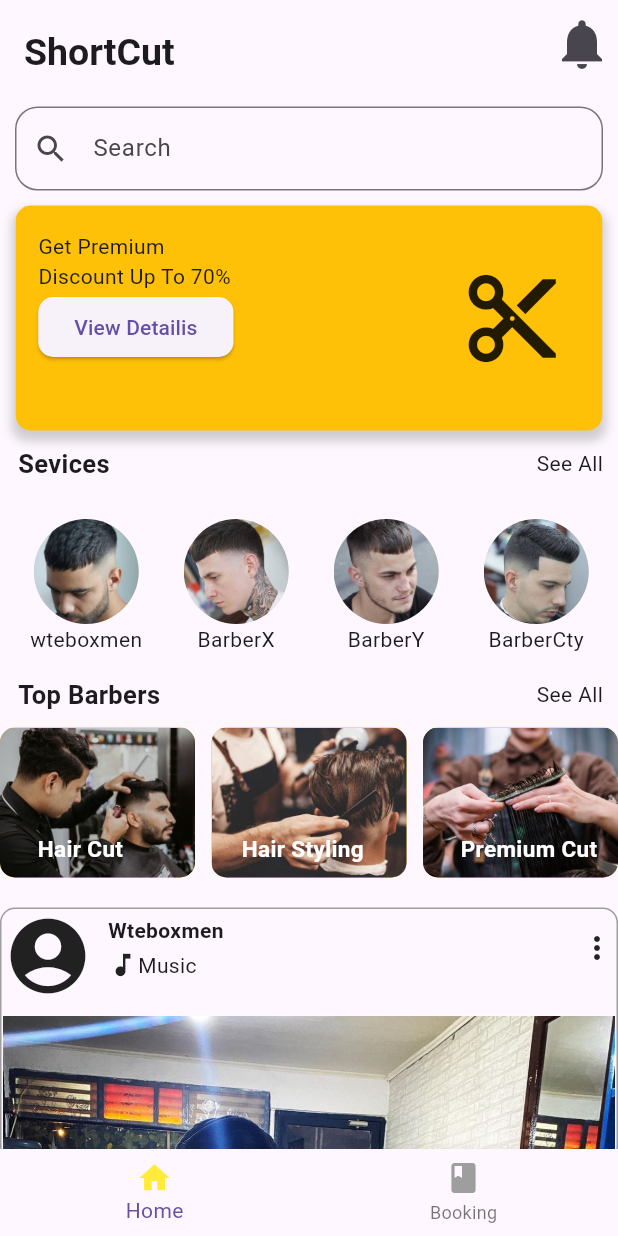
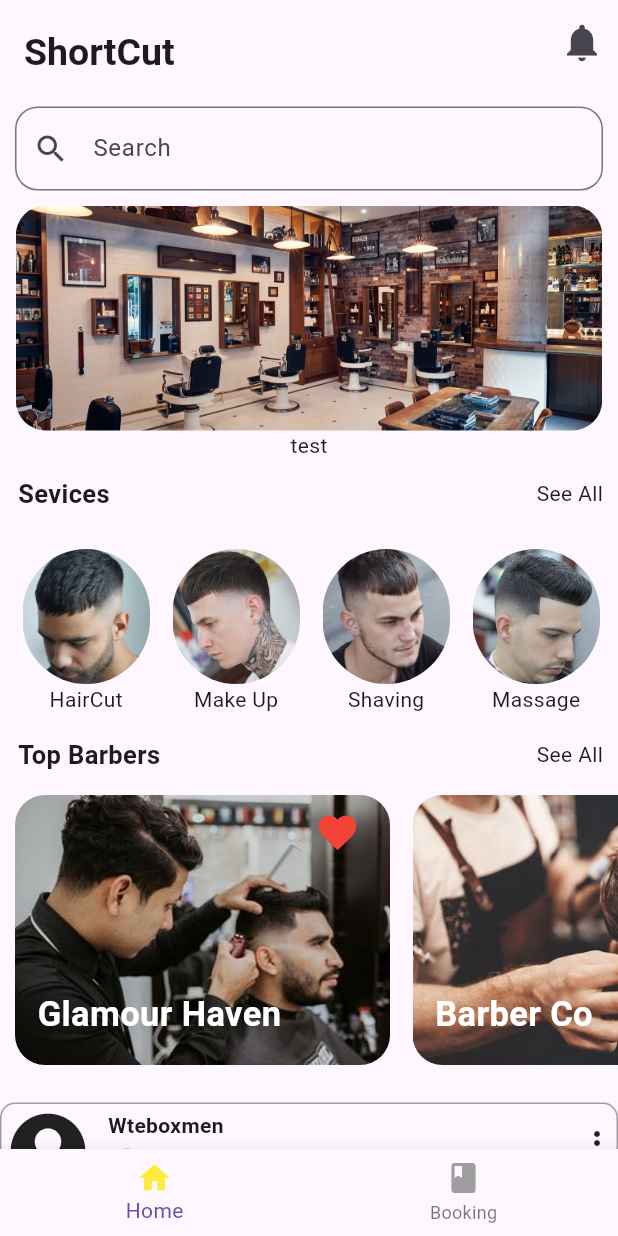
Before and after one commit to Gustrio1/ShortCut, a Flutter app: the screen it shows after launch, on a phone screen of 412 x 824 dp. Run offline on Flutter 3.47's test engine with Material 3 defaults, Android fonts, the phone set to English and light mode, and no system bars; our stand-ins replace full_screen_image.

Commit message:
widget update

```diff
--- a/lib/widget/home.dart
+++ b/lib/widget/home.dart
@@ -3,23 +3,26 @@ import 'dart:ui';
 import 'package:flutter/cupertino.dart';
 import 'package:flutter/material.dart';
 import 'package:flutter/widgets.dart';
-import 'package:full_screen_image/full_screen_image.dart';
+import './widget-dashboard/notif.dart';
 import '../model//ImgStory.dart';
+//simport 'package:image/image.dart';
 import 'package:image/image.dart' as img;
 
 class Home extends StatefulWidget {
   @override
   _HomeState createState() => _HomeState();
+
+
 }
 
 class _HomeState extends State<Home> {
   @override
-  void initState() {
-    super.initState();
-  }
+
+
 
   @override
   Widget build(BuildContext context) {
+
     return Scaffold(
       appBar: AppBar(
         title: Column(
@@ -33,13 +36,14 @@ class _HomeState extends State<Home> {
             ),
           ],
         ),
-        actions: <Widget>[
-          Padding(
-              padding: EdgeInsets.fromLTRB(0, 2, 4, 0),
-              child: Icon(
-                Icons.notifications,
-                size: 40.0,
-              ))
+        actions: [
+          IconButton(onPressed: (){
+            setState(() {
+              Navigator.push(
+                context, MaterialPageRoute(builder: (context) => Notif())
+              );
+            });
+          }, icon: Icon(Icons.notifications, size: 30,))
         ],
       ),
       body: new SingleChildScrollView(
@@ -63,55 +67,15 @@ class _HomeState extends State<Home> {
             Container(
               width: 391,
               height: 150,
-              decoration: BoxDecoration(boxShadow: [
-                BoxShadow(
-                  color: Colors.grey.withOpacity(0.5), // warna shadow
-                  spreadRadius: 2, // radius penyebaran
-                  blurRadius: 5, // radius blur
-                  offset: Offset(0, 5), // offset shadow
-                )
-              ], color: Colors.amber, borderRadius: BorderRadius.circular(10)),
-              child: Row(
-                mainAxisAlignment: MainAxisAlignment.spaceBetween,
-                children: <Widget>[
-                  Column(
-                    crossAxisAlignment: CrossAxisAlignment.start,
-                    children: <Widget>[
-                      Padding(
-                        padding: EdgeInsets.fromLTRB(15, 17, 0, 0),
-                        child: Text("Get Premium"),
+                decoration: BoxDecoration(
+                    borderRadius: BorderRadius.circular(20),
+                    image: DecorationImage(
+                        image: AssetImage(
+                            'assets/images/barber1.jpg'),
+                        fit: BoxFit.cover))
+
             ),
-                      Padding(
-                        padding: EdgeInsets.fromLTRB(15, 0, 0, 0),
-                        child: Text("Discount Up To 70%"),
-                      ),
-                      Padding(
-                        padding: EdgeInsets.fromLTRB(15, 0, 0, 0),
-                        child: ElevatedButton(
-                          onPressed: () {
-                            print("object");
-                          },
-                          style: ButtonStyle(
-                              shape: MaterialStateProperty.all<
-                                      RoundedRectangleBorder>(
-                                  RoundedRectangleBorder(
-                                      borderRadius:
-                                          BorderRadius.circular(10)))),
-                          child: Text(
-                              'View Detailis'), // Add a child Text widget with the label text
-                        ),
-                      )
-                    ],
-                  ),
-                  Padding(
-                      padding: EdgeInsets.fromLTRB(0, 0, 25, 0),
-                      child: Icon(
-                        Icons.cut_outlined,
-                        size: 70,
-                      ))
-                ],
-              ),
-            ),
+            Positioned(child: Text("test")),
             SizedBox(
               height: 10,
             ),
@@ -162,8 +126,8 @@ class _HomeState extends State<Home> {
                           child: Column(
                             children: <Widget>[
                               Container(
-                                width: 70,
-                                height: 70,
+                                width: 90,
+                                height: 90,
                                 margin: EdgeInsets.fromLTRB(15, 0, 0, 0),
                                 decoration: BoxDecoration(
                                     borderRadius: BorderRadius.circular(70),
@@ -175,7 +139,7 @@ class _HomeState extends State<Home> {
                               Padding(
                                   padding: EdgeInsets.fromLTRB(15, 0, 0, 0),
                                   child: Text(
-                                    "wteboxmen",
+                                    "HairCut",
                                     textAlign: TextAlign.center,
                                   ))
                             ],
@@ -187,8 +151,8 @@ class _HomeState extends State<Home> {
                     child: Column(
                       children: <Widget>[
                         Container(
-                          width: 70,
-                          height: 70,
+                          width: 90,
+                          height: 90,
                           margin: EdgeInsets.fromLTRB(15, 0, 0, 0),
                           decoration: BoxDecoration(
                               borderRadius: BorderRadius.circular(70),
@@ -199,7 +163,7 @@ class _HomeState extends State<Home> {
                         Padding(
                             padding: EdgeInsets.fromLTRB(15, 0, 0, 0),
                             child: Text(
-                              "BarberX",
+                              "Make Up",
                               textAlign: TextAlign.center,
                             ))
                       ],
@@ -210,8 +174,8 @@ class _HomeState extends State<Home> {
                     child: Column(
                       children: <Widget>[
                         Container(
-                          width: 70,
-                          height: 70,
+                          width: 90,
+                          height: 90,
                           margin: EdgeInsets.fromLTRB(15, 0, 0, 0),
                           decoration: BoxDecoration(
                               borderRadius: BorderRadius.circular(70),
@@ -222,7 +186,7 @@ class _HomeState extends State<Home> {
                         Padding(
                             padding: EdgeInsets.fromLTRB(15, 0, 0, 0),
                             child: Text(
-                              "BarberY",
+                              "Shaving",
                               textAlign: TextAlign.center,
                             ))
                       ],
@@ -233,8 +197,8 @@ class _HomeState extends State<Home> {
                     child: Column(
                       children: <Widget>[
                         Container(
-                          width: 70,
-                          height: 70,
+                          width: 90,
+                          height: 90,
                           margin: EdgeInsets.fromLTRB(15, 0, 0, 0),
                           decoration: BoxDecoration(
                               borderRadius: BorderRadius.circular(70),
@@ -245,7 +209,7 @@ class _HomeState extends State<Home> {
                         Padding(
                             padding: EdgeInsets.fromLTRB(15, 0, 0, 0),
                             child: Text(
-                              "BarberCty",
+                              "Massage",
                               textAlign: TextAlign.center,
                             ))
                       ],
@@ -256,8 +220,8 @@ class _HomeState extends State<Home> {
                     child: Column(
                       children: <Widget>[
                         Container(
-                          width: 70,
-                          height: 70,
+                          width: 90,
+                          height: 90,
                           margin: EdgeInsets.fromLTRB(15, 0, 0, 0),
                           decoration: BoxDecoration(
                               borderRadius: BorderRadius.circular(70),
@@ -274,52 +238,7 @@ class _HomeState extends State<Home> {
                       ],
                     ),
                   ),
-                  Container(
-                    width: 100,
-                    child: Column(
-                      children: <Widget>[
-                        Container(
-                          width: 70,
-                          height: 70,
-                          margin: EdgeInsets.fromLTRB(15, 0, 0, 0),
-                          decoration: BoxDecoration(
-                              borderRadius: BorderRadius.circular(70),
-                              image: DecorationImage(
-                                  image: AssetImage('assets/images/row6.jpg'),
-                                  fit: BoxFit.cover)),
-                        ),
-                        Padding(
-                            padding: EdgeInsets.fromLTRB(15, 0, 0, 0),
-                            child: Text(
-                              "BarberPic",
-                              textAlign: TextAlign.center,
-                            ))
-                      ],
-                    ),
-                  ),
-                  Container(
-                    width: 100,
-                    child: Column(
-                      children: <Widget>[
-                        Container(
-                          width: 70,
-                          height: 70,
-                          margin: EdgeInsets.fromLTRB(15, 0, 0, 0),
-                          decoration: BoxDecoration(
-                              borderRadius: BorderRadius.circular(70),
-                              image: DecorationImage(
-                                  image: AssetImage('assets/images/row7.jpg'),
-                                  fit: BoxFit.cover)),
-                        ),
-                        Padding(
-                            padding: EdgeInsets.fromLTRB(15, 0, 0, 0),
-                            child: Text(
-                              "BarberAs",
-                              textAlign: TextAlign.center,
-                            ))
-                      ],
-                    ),
-                  ),
+
                 ],
               ),
             ),
@@ -348,41 +267,50 @@ class _HomeState extends State<Home> {
             SizedBox(
               height: 5,
             ),
-            Row(
+            SingleChildScrollView(
+              scrollDirection: Axis.horizontal,
+              child:  Row(
                 mainAxisAlignment: MainAxisAlignment.spaceBetween,
                 children: <Widget>[
                   Padding(
-                  padding: EdgeInsets.all(0),
+                    padding: EdgeInsets.all(10),
                     child: Container(
-                    width: 130,
-                    height: 100,
+                      width: 250,
+                      height: 180,
                       decoration: BoxDecoration(
-                      color: Colors.amber,
                         borderRadius: BorderRadius.circular(10),
                       ),
                       child: Stack(
                         children: <Widget>[
                           Container(
                             decoration: BoxDecoration(
-                              borderRadius: BorderRadius.circular(10),
+                                borderRadius: BorderRadius.circular(20),
                                 image: DecorationImage(
                                     image: AssetImage('assets/images/bg1.jpg'),
                                     fit: BoxFit.cover)),
                           ),
                           Positioned(
-                          top: 70,
-                          left: 25,
+                            top: 130,
+                            left: 15,
                             child: Container(
                               padding: EdgeInsets.all(0),
                               child: Text(
-                              "Hair Cut",
+                                "Glamour Haven",
                                 style: TextStyle(
                                     color: Colors.white,
-                                  fontSize: 15,
+                                    fontSize: 23,
                                     fontWeight: FontWeight.bold),
                               ),
                             ),
-                        )
+                          ),
+                          Positioned(
+                            top: 10,
+                            left: 200,
+                            child: Container(
+                              padding: EdgeInsets.all(0),
+                              child: Icon(Icons.favorite, color: Colors.red, size: 30,)
+                            ),
+                          ),
                         ],
                       ),
                     ),
@@ -390,33 +318,40 @@ class _HomeState extends State<Home> {
                   Padding(
                     padding: EdgeInsets.all(5),
                     child: Container(
-                    width: 130,
-                    height: 100,
+                      width: 250,
+                      height: 180,
                       decoration: BoxDecoration(
-                      color: Colors.amber,
                         borderRadius: BorderRadius.circular(10),
                       ),
                       child: Stack(
                         children: <Widget>[
                           Container(
                             decoration: BoxDecoration(
-                              borderRadius: BorderRadius.circular(10),
+                                borderRadius: BorderRadius.circular(20),
                                 image: DecorationImage(
                                     image: AssetImage('assets/images/bg2.jpg'),
                                     fit: BoxFit.cover)),
                           ),
                           Positioned(
-                            top: 70,
-                            left: 20,
+                              top: 130,
+                              left: 15,
                               child: Container(
                                 child: Text(
-                                "Hair Styling",
+                                  "Barber Co",
                                   style: TextStyle(
                                       color: Colors.white,
-                                    fontSize: 15,
+                                      fontSize: 23,
                                       fontWeight: FontWeight.bold),
                                 ),
-                            ))
+                              )),
+                          Positioned(
+                            top: 10,
+                            left: 200,
+                            child: Container(
+                                padding: EdgeInsets.all(0),
+                                child: Icon(Icons.favorite, color: Colors.red, size: 30,)
+                            ),
+                          ),
                         ],
                       ),
                     ),
@@ -424,8 +359,8 @@ class _HomeState extends State<Home> {
                   Padding(
                     padding: EdgeInsets.all(0),
                     child: Container(
-                    width: 130,
-                    height: 100,
+                      width: 250,
+                      height: 180,
                       decoration: BoxDecoration(
                         color: Colors.amber,
                         borderRadius: BorderRadius.circular(10),
@@ -440,23 +375,33 @@ class _HomeState extends State<Home> {
                                     fit: BoxFit.cover)),
                           ),
                           Positioned(
-                            top: 70,
-                            left: 25,
+                              top: 130,
+                              left: 15,
                               child: Container(
                                 child: Text(
-                                "Premium Cut",
+                                  "Grooming Lounge",
                                   style: TextStyle(
                                       color: Colors.white,
-                                    fontSize: 15,
+                                      fontSize: 23,
                                       fontWeight: FontWeight.bold),
                                 ),
-                            ))
+                              )),
+                          Positioned(
+                            top: 10,
+                            left: 200,
+                            child: Container(
+                                padding: EdgeInsets.all(0),
+                                child: Icon(Icons.favorite, color: Colors.red, size: 30,)
+                            ),
+                          ),
                         ],
                       ),
                     ),
                   ),
                 ],
               ),
+            ),
+
             SizedBox(
               height: 15,
             ),
--- /dev/null
+++ b/lib/widget/widget-dashboard/notif.dart
@@ -0,0 +1,67 @@
+import 'package:flutter/material.dart';
+
+class Notif extends StatefulWidget {
+  const Notif({super.key});
+
+  @override
+  State<Notif> createState() => _NotifState();
+}
+
+class _NotifState extends State<Notif> {
+  @override
+  Widget build(BuildContext context) {
+    return Scaffold(
+      appBar: AppBar(
+        title: Column(
+          children: <Widget>[
+            Text("Notification")
+          ],
+        ),
+      ),
+      body: Container(
+        color: Colors.blueGrey,
+        padding: EdgeInsets.all(10),// Ganti dengan warna yang Anda inginkan
+        child: Column(
+          children: <Widget>[
+            Flexible(
+                child:
+                Card(
+                  child: ListTile(
+                    leading: Icon(Icons.people_alt_rounded),
+                    title: Text("Promo terbatas! Pesan potongan rambutmu melalui aplikasi kami sekarang dan dapatkan diskon eksklusif!",
+                    overflow:  TextOverflow.ellipsis,
+                      maxLines: 2,
+                    ),
+                  ),
+              )
+            ),
+            Flexible(
+                child:
+                Card(
+                  child: ListTile(
+                    leading: Icon(Icons.people_alt_rounded),
+                    title: Text("Promo terbatas! Pesan potongan rambutmu melalui aplikasi kami sekarang dan dapatkan diskon eksklusif!",
+                      overflow:  TextOverflow.ellipsis,
+                      maxLines: 2,
+                    ),
+                  ),
+                )
+            ),
+            Flexible(
+                child:
+                Card(
+                  child: ListTile(
+                    leading: Icon(Icons.people_alt_rounded),
+                    title: Text("Promo terbatas! Pesan potongan rambutmu melalui aplikasi kami sekarang dan dapatkan diskon eksklusif!",
+                      overflow:  TextOverflow.ellipsis,
+                      maxLines: 2,
+                    ),
+                  ),
+                )
+            )
+          ],
+        ),
+      ),
+    );
+  }
+}
```
Also changed, not shown: assets/images/barber1.jpg (added). Lines whose indentation alone changed are shown as unchanged.
